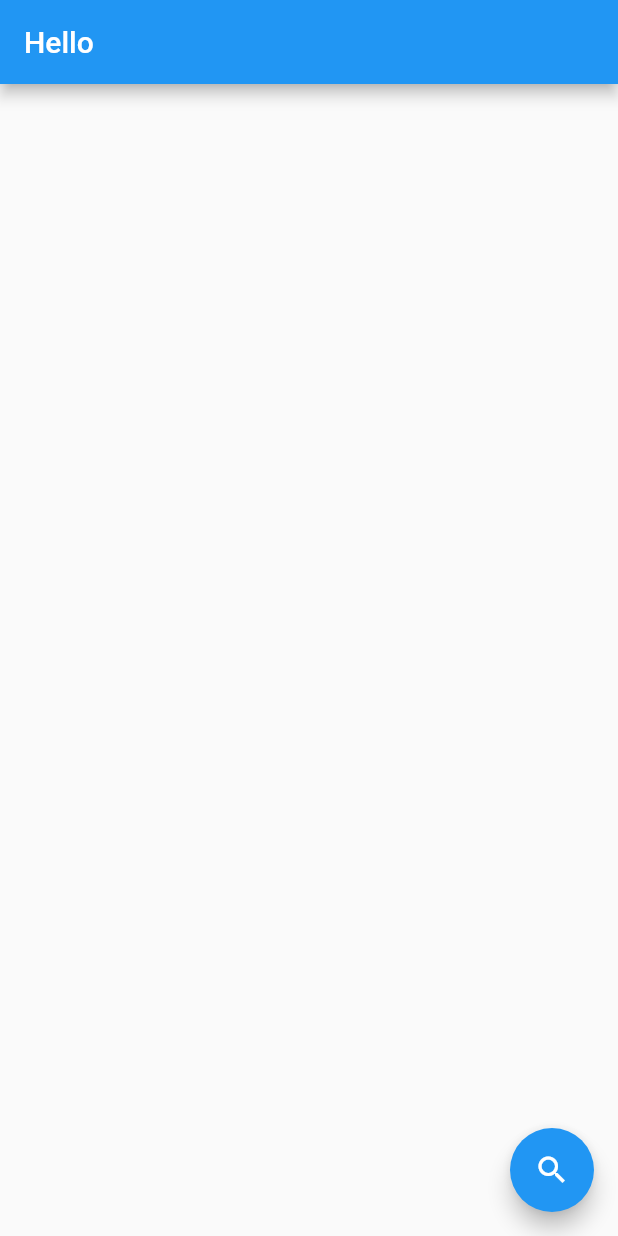
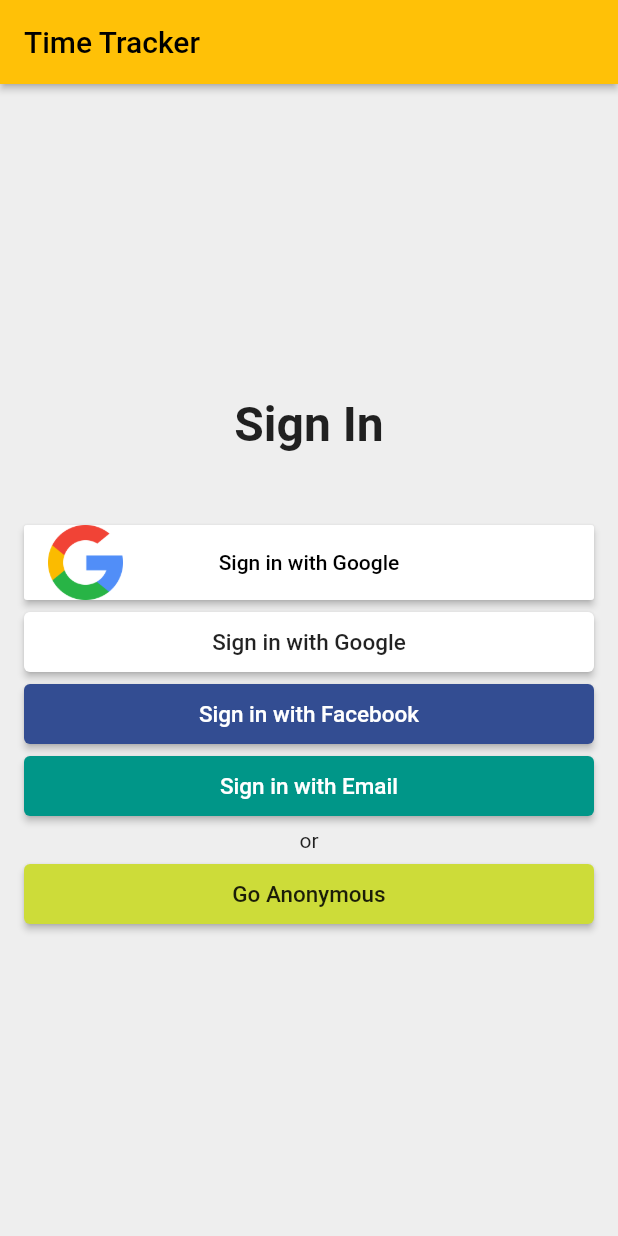
Before and after one commit to Austo0/flutter_app_3, a Flutter app: the screen it shows after launch, on a phone screen of 412 x 824 dp. Run offline on Flutter 3.47's test engine with Material 2 defaults, Android fonts, the phone set to English and light mode, and no system bars; our stand-ins replace flutter_blue.

Commit message:
working through tutorial

```diff
--- /dev/null
+++ b/lib/app/sign_in/sign_in_button.dart
@@ -0,0 +1,21 @@
+import 'package:flutter/material.dart';
+import 'package:flutter/animation.dart';
+import 'package:flutter_app_3/common_widgets/custom_raised_button.dart';
+
+class SignInButton  extends CustomRaisedButton
+{
+  SignInButton({
+    required String text,
+    required Color color,
+    required Color textColor,
+    required VoidCallback onPressed,
+  }) : super(
+    child: Text(
+      text,style:TextStyle(color: textColor,fontSize:15.0),
+    ),
+    color: color,
+    height: 40.0,
+    borderRadius: 4.0,
+    onPressed: onPressed,
+  );
+}
--- /dev/null
+++ b/lib/app/sign_in/sign_in_page.dart
@@ -0,0 +1,90 @@
+import 'package:flutter/material.dart';
+import 'package:flutter_app_3/app/sign_in/sign_in_button.dart';
+import 'package:flutter_app_3/common_widgets/custom_raised_button.dart';
+
+class SignInPage extends StatelessWidget {
+  const SignInPage({Key? key}) : super(key: key);
+  @override
+  Widget build(BuildContext context) {
+    return Scaffold(
+      appBar: AppBar(
+        title: Text('Time Tracker'),
+        elevation: 2.0,
+      ),
+      body: _buildContent(),
+      backgroundColor: Colors.grey[200],
+    );
+  }
+
+  Widget _buildContent() {
+    return Padding(
+      padding: EdgeInsets.all(16),
+      child: Column(
+        mainAxisAlignment: MainAxisAlignment.center,
+        crossAxisAlignment: CrossAxisAlignment.stretch,
+        children: <Widget>[
+          Text(
+            'Sign In',
+            textAlign: TextAlign.center,
+            style: TextStyle(
+              fontSize: 32.0,
+              fontWeight: FontWeight.w600,
+            ),
+          ),
+          SizedBox(height: 48.0),
+          CustomRaisedButton(
+            child: Row(
+              mainAxisAlignment: MainAxisAlignment.spaceBetween,
+              children: <Widget>[
+                Image.asset('images/google.png',),
+                Text('Sign in with Google'),
+                Opacity(
+                  opacity: 0.0,
+                  child: Image.asset('images/google.png',),),
+              ],
+            ),
+            color: Colors.white,
+            onPressed: () {},),
+          SizedBox(height: 8.0),
+          SignInButton(
+            text: 'Sign in with Google',
+            color: Colors.white,
+            textColor: Colors.black87,
+            onPressed: () {},
+          ),
+          SizedBox(height: 8.0),
+          SignInButton(
+            text: 'Sign in with Facebook',
+            color: Color(0xFF334D92),
+            textColor: Colors.white,
+            onPressed: () {},
+          ),
+          SizedBox(height: 8.0),
+          SignInButton(
+            text: 'Sign in with Email',
+            color: Colors.teal,
+            textColor: Colors.white,
+            onPressed: () {},
+          ),
+          SizedBox(height: 8.0),
+          Text(
+            'or',
+            style: TextStyle(
+              fontSize: 14.0,
+              color: Colors.black87,
+            ),
+            textAlign: TextAlign.center,
+          ),
+          SizedBox(height: 8.0),
+          SignInButton(
+            text: 'Go Anonymous',
+            color: Colors.lime,
+            textColor: Colors.black87,
+            onPressed: () {},
+          ),
+
+        ],
+      ),
+    );
+  }
+}
--- /dev/null
+++ b/lib/common_widgets/custom_raised_button.dart
@@ -0,0 +1,32 @@
+import 'package:flutter/material.dart';
+
+class CustomRaisedButton extends StatelessWidget {
+  CustomRaisedButton({
+    required this.child,
+    required this.color,
+    this.borderRadius: 2.0,
+    this.height: 50.0,
+    required this.onPressed,
+  });
+  final Widget child;
+  final Color color ;
+  final double borderRadius;
+  final double height;
+  final VoidCallback onPressed;
+
+  @override
+  Widget build(BuildContext context) {
+    return SizedBox(
+      height: height,
+      child: ElevatedButton(
+        onPressed: onPressed,
+        child: child,
+        style: ElevatedButton.styleFrom(
+            backgroundColor: color,
+            shape: RoundedRectangleBorder(
+                borderRadius: BorderRadius.all(Radius.circular(borderRadius)))),
+      ),
+    );
+    return Container();
+  }
+}
--- a/lib/main.dart
+++ b/lib/main.dart
@@ -1,6 +1,7 @@
 import 'dart:async';
 import 'dart:convert';
 import 'package:flutter/material.dart';
+import 'package:flutter_app_3/app/sign_in/sign_in_page.dart';
 import 'package:flutter_blue/flutter_blue.dart';
 import 'package:flutter/services.dart';
 
@@ -9,136 +10,15 @@ void main() {
 }
 
 class MyApp extends StatelessWidget {
-  MyApp({super.key});
-
-
-  // This widget is the root of your application.
+  const MyApp({Key? key}) : super(key: key);
   @override
   Widget build(BuildContext context) {
     return MaterialApp(
-      title: 'Flutter Demo',
+      title: 'Time Tracker',
       theme: ThemeData(
-        // This is the theme of your application.
-        //
-        // Try running your application with "flutter run". You'll see the
-        // application has a blue toolbar. Then, without quitting the app, try
-        // changing the primarySwatch below to Colors.green and then invoke
-        // "hot reload" (press "r" in the console where you ran "flutter run",
-        // or simply save your changes to "hot reload" in a Flutter IDE).
-        // Notice that the counter didn't reset back to zero; the application
-        // is not restarted.
-        primarySwatch: Colors.blue,
+        primarySwatch: Colors.amber,
       ),
-      home: MyHomePage(title: 'Flutter Demo Home Page'),
+      home: SignInPage()
     );
   }
 }
-
-class MyHomePage extends StatefulWidget {
-  MyHomePage({super.key, required this.title});
-
-  // This widget is the home page of your application. It is stateful, meaning
-  // that it has a State object (defined below) that contains fields that affect
-  // how it looks.
-
-  // This class is the configuration for the state. It holds the values (in this
-  // case the title) provided by the parent (in this case the App widget) and
-  // used by the build method of the State. Fields in a Widget subclass are
-  // always marked "final".
-
-  final String title;
-
-  @override
-  State<MyHomePage> createState() => _MyHomePageState();
-}
-
-class _MyHomePageState extends State<MyHomePage> {
-  int _counter = 0;
-  FlutterBlue flutterBlue = FlutterBlue.instance;
-  late StreamSubscription<ScanResult> scanSubscription;
-  List<ScanResult> scanResults = <ScanResult>[];
-  BluetoothDevice? _device; // Selected BLE device
-
-  var arrNames = ['A','B','C'];
-
-  void startScan()
-  {
-    scanResults.clear();
-
-    // Listen to scan results
-    scanSubscription = flutterBlue.scan(timeout: Duration(seconds: 4)).listen((scanResult) {
-      // do something with scan results
-
-      if(scanResult.device.name.startsWith("ESP"))
-      {
-        scanResults.add(scanResult);
-        _counter++;
-        setState(() {
-
-        });
-
-
-      }
-
-    });
-  }
-
-
-  void _incrementCounter() {
-    setState(() {
-      // This call to setState tells the Flutter framework that something has
-      // changed in this State, which causes it to rerun the build method below
-      // so that the display can reflect the updated values. If we changed
-      // _counter without calling setState(), then the build method would not be
-      // called again, and so nothing would appear to happen.
-      _counter++;
-    });
-  }
-
-  @override
-  Widget build(BuildContext context) {
-    // This method is rerun every time setState is called, for instance as done
-    // by the _incrementCounter method above.
-    //
-    // The Flutter framework has been optimized to make rerunning build methods
-    // fast, so that you can just rebuild anything that needs updating rather
-    // than having to individually change instances of widgets.
-
-
-
-    return Scaffold(
-      appBar: AppBar(
-        // Here we take the value from the MyHomePage object that was created by
-        // the App.build method, and use it to set our appbar title.
-        title: Text("Hello"),
-      ),
-      body: ListView.separated(itemBuilder: (context, index){
-                    return ListTile(
-                      title: Text('Device: ${scanResults[index].device.name}'),
-                      subtitle: Text('RSSI: ${scanResults[index].rssi}'),
-                      onTap: () async {
-                        setState(() {
-                          _device = scanResults[index].device;
-                        });
-                      },
-                      trailing: _device!=null && _device!.id == scanResults[index].device.id?Icon(
-                        Icons.check,
-                        color: Colors.green,
-                      ):null,
-                    );
-                  },
-                  itemCount:scanResults.length,
-                  separatorBuilder: (context, index){
-                  return Divider(height:20, thickness:1);
-                  },
-                ),
-      floatingActionButton: FloatingActionButton(
-        onPressed: startScan,
-        tooltip: 'Increment',
-        child: const Icon(Icons.search),
-
-      ), // This trailing comma makes auto-formatting nicer for build methods.
-
-    );
-  }
-}
--- a/pubspec.yaml
+++ b/pubspec.yaml
@@ -64,6 +64,9 @@ flutter:
   # assets:
   #   - images/a_dot_burr.jpeg
   #   - images/a_dot_ham.jpeg
+  assets:
+    - images/google.png
+    - images/facebook.png
 
   # An image asset can refer to one or more resolution-specific "variants", see
   # https://flutter.dev/assets-and-images/#resolution-aware
```
Also changed, not shown: images/facebook.png (added), images/google.png (added), lib/app/sign_in/social_sign_in_button.dart (added), 1 other file.
